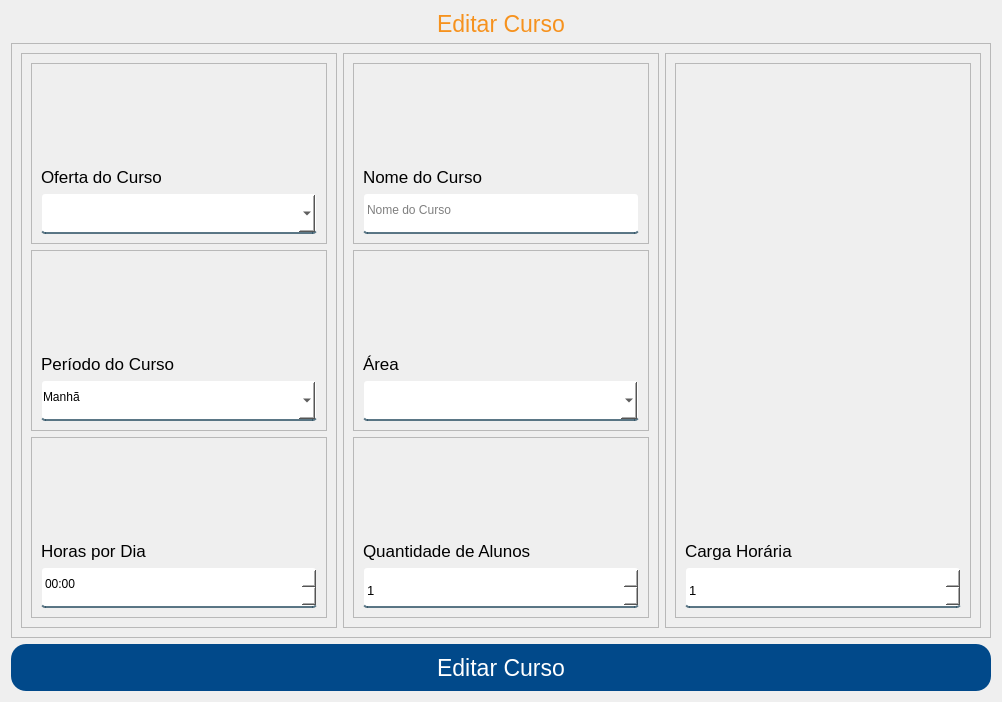
First picture: the form in App/view/ui/cadastroCurso.ui, repository Senac-SOR-ADS/Mapa-de-Sala, before the edit.
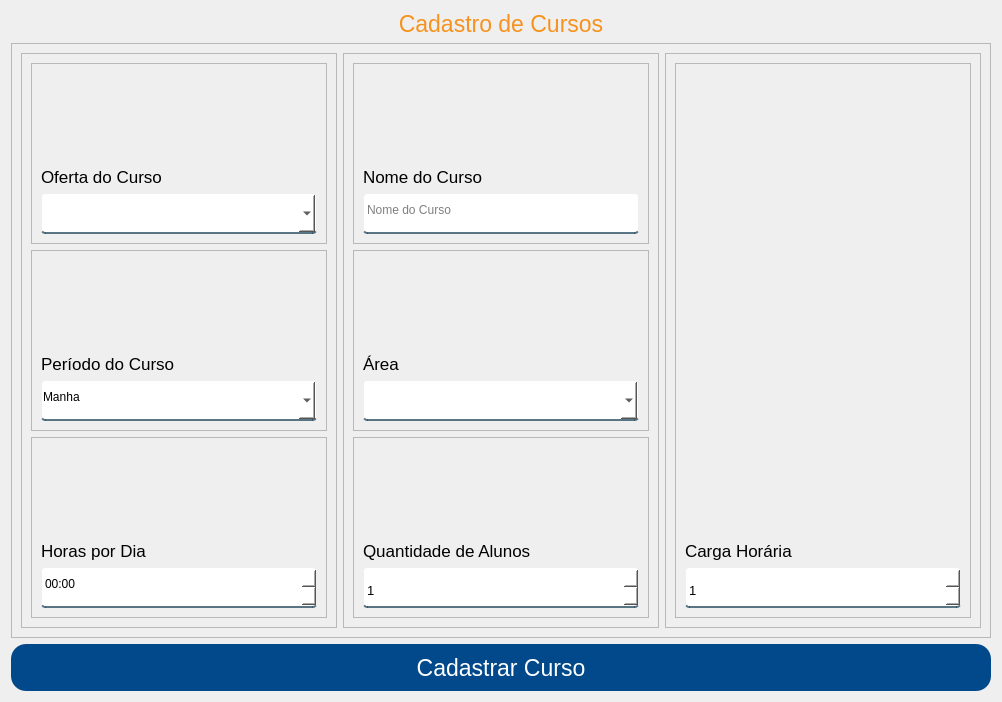
Second picture: the form after the edit.

Commit message:
Alteração no curso (#223)
* Alteração no curso

Renomeando botões para estar de acordo

* Alteração no comboBox

Renomeando comboBox para retornar dados corretamente

* alterações correspondentes

alterações para estarem de acordo com o projeto

```diff
--- a/App/view/ui/cadastroCurso.ui
+++ b/App/view/ui/cadastroCurso.ui
@@ -35,14 +35,14 @@
 	padding-bottom:7px;
 }
  
-#btnEditarCurso {
+#btnCadastrarCurso {
 	background-color: #01498a;
 	color: #FFF;
 	border: none;
 	border-radius: 15px;
 }
  
-#btnEditarCurso:hover {
+#btnCadastrarCurso:hover {
 	background-color: #f6921e;
 }
  
@@ -67,7 +67,7 @@
       </font>
      </property>
      <property name="text">
-      <string>Editar Curso</string>
+      <string>Cadastro de Cursos</string>
      </property>
      <property name="alignment">
       <set>Qt::AlignCenter</set>
@@ -158,7 +158,7 @@
                <cursorShape>PointingHandCursor</cursorShape>
               </property>
               <property name="editable">
-               <bool>false</bool>
+               <bool>true</bool>
               </property>
              </widget>
             </item>
@@ -217,7 +217,7 @@
               </property>
               <item>
                <property name="text">
-                <string>Manhã</string>
+                <string>Manha</string>
                </property>
               </item>
               <item>
@@ -409,7 +409,7 @@
                <cursorShape>PointingHandCursor</cursorShape>
               </property>
               <property name="editable">
-               <bool>true</bool>
+               <bool>false</bool>
               </property>
              </widget>
             </item>
@@ -570,7 +570,7 @@
     </widget>
    </item>
    <item>
-    <widget class="QPushButton" name="btnEditarCurso">
+    <widget class="QPushButton" name="btnCadastrarCurso">
      <property name="minimumSize">
       <size>
        <width>762</width>
@@ -586,7 +586,7 @@
       <cursorShape>PointingHandCursor</cursorShape>
      </property>
      <property name="text">
-      <string>Editar Curso</string>
+      <string>Cadastrar Curso</string>
      </property>
     </widget>
    </item>
```
The commit also changes 1 other file.
